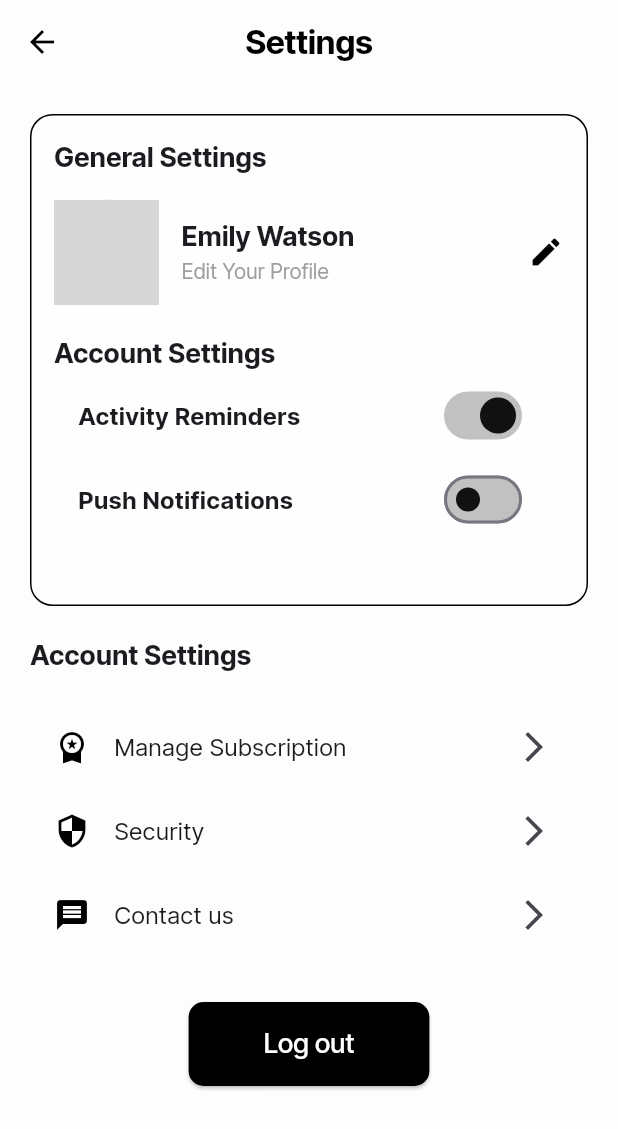
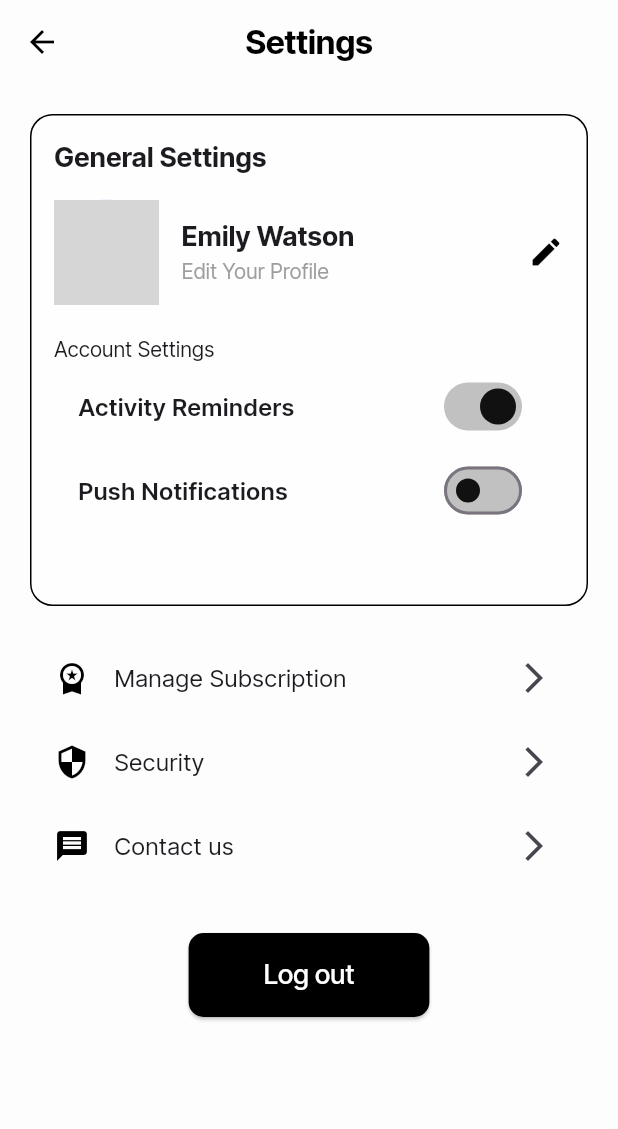
Before and after one commit to BondTime-New/Bondtime-App, a Flutter app: the screen it shows after launch, on a phone screen of 412 x 824 dp. Shown: the top 1129 px of the screen. Run offline on Flutter 3.47's test engine with Material 3 defaults, Android fonts, the phone set to English and light mode, and no system bars; network calls fail; grey boxes are pictures that could not be loaded.

Commit message:
updated the button interaction

```diff
--- a/lib/settings_page.dart
+++ b/lib/settings_page.dart
@@ -1,12 +1,21 @@
 import 'package:flutter/material.dart';
 
-class SettingsPage extends StatelessWidget {
+class SettingsPage extends StatefulWidget {
+  @override
+  _SettingsPageState createState() => _SettingsPageState();
+}
+
+class _SettingsPageState extends State<SettingsPage> {
+  // Toggle States
+  bool activityReminders = true;
+  bool pushNotifications = false;
+
   @override
   Widget build(BuildContext context) {
     return Scaffold(
-      backgroundColor: Color(0xFFFDFDFD), // Set background color here
+      backgroundColor: Color(0xFFFDFDFD), // Set background color
       appBar: AppBar(
-        backgroundColor: Color(0xFFFDFDFD), // Set AppBar background color
+        backgroundColor: Color(0xFFFDFDFD),
         elevation: 0,
         leading: IconButton(
           icon: Icon(Icons.arrow_back, color: Colors.black),
@@ -17,6 +26,7 @@ class SettingsPage extends StatelessWidget {
         title: Text(
           'Settings',
           style: TextStyle(
+            fontFamily: 'InterTight',
             color: Colors.black,
             fontSize: 22,
             fontWeight: FontWeight.bold,
@@ -29,8 +39,6 @@ class SettingsPage extends StatelessWidget {
         child: Column(
           crossAxisAlignment: CrossAxisAlignment.start,
           children: [
-            // General Settings Card
-
             // General Settings Card
             Container(
               width: 380, // Set width
@@ -49,7 +57,7 @@ Container(
                     Text(
                       'General Settings',
                       style: TextStyle(
-            fontFamily: 'InterTight', // Use Inter Tight
+                        fontFamily: 'InterTight',
                         fontSize: 18,
                         fontWeight: FontWeight.bold,
                       ),
@@ -71,7 +79,7 @@ Container(
                             Text(
                               'Emily Watson',
                               style: TextStyle(
-                    fontFamily: 'InterTight', // Use Inter Tight
+                                fontFamily: 'InterTight',
                                 fontSize: 18,
                                 fontWeight: FontWeight.bold,
                               ),
@@ -79,7 +87,7 @@ Container(
                             Text(
                               'Edit Your Profile',
                               style: TextStyle(
-                    fontFamily: 'InterTight', // Use Inter Tight
+                                fontFamily: 'InterTight',
                                 color: Colors.grey,
                               ),
                             ),
@@ -95,25 +103,17 @@ Container(
                     Text(
                       'Account Settings',
                       style: TextStyle(
-            fontFamily: 'InterTight', // Use Inter Tight
-            fontSize: 18,
-            fontWeight: FontWeight.bold,
+                        fontFamily: 'InterTight',
+                        fontWeight: FontWeight.normal, // Regular font weight
                       ),
                     ),
-        // Account Settings Toggles
-StatefulBuilder(
-  builder: (context, setState) {
-    bool activityReminders = true;
-    bool pushNotifications = false;
-    return Column(
-      children: [
                     // Activity Reminders Toggle
                     SwitchListTile(
                       title: Text(
                         'Activity Reminders',
                         style: TextStyle(
                           fontFamily: 'InterTight',
-              fontWeight: FontWeight.bold,
+                          fontWeight: FontWeight.w600, // SemiBold
                         ),
                       ),
                       value: activityReminders,
@@ -123,9 +123,9 @@ StatefulBuilder(
                         });
                       },
                       activeColor: Color(0xFF111111), // Toggle button color
-          activeTrackColor: Color(0xFFC1C1C1), // Background color when ON
-          inactiveThumbColor: Color(0xFF111111), // Toggle button color
-          inactiveTrackColor: Color(0xFFC1C1C1), // Background color when OFF
+                      activeTrackColor: Color(0xFFC1C1C1), // Background when ON
+                      inactiveThumbColor: Color(0xFF111111), // Toggle color OFF
+                      inactiveTrackColor: Color(0xFFC1C1C1), // Background OFF
                     ),
 
                     // Push Notifications Toggle
@@ -134,7 +134,7 @@ StatefulBuilder(
                         'Push Notifications',
                         style: TextStyle(
                           fontFamily: 'InterTight',
-              fontWeight: FontWeight.bold,
+                          fontWeight: FontWeight.w600, // SemiBold
                         ),
                       ),
                       value: pushNotifications,
@@ -144,13 +144,9 @@ StatefulBuilder(
                         });
                       },
                       activeColor: Color(0xFF111111), // Toggle button color
-          activeTrackColor: Color(0xFFC1C1C1), // Background color when ON
-          inactiveThumbColor: Color(0xFF111111), // Toggle button color
-          inactiveTrackColor: Color(0xFFC1C1C1), // Background color when OFF
-        ),
-      ],
-    );
-  },
+                      activeTrackColor: Color(0xFFC1C1C1), // Background when ON
+                      inactiveThumbColor: Color(0xFF111111), // Toggle color OFF
+                      inactiveTrackColor: Color(0xFFC1C1C1), // Background OFF
                     ),
                   ],
                 ),
@@ -158,18 +154,7 @@ StatefulBuilder(
             ),
             SizedBox(height: 20),
 
-            // Account Settings
-            Text(
-              'Account Settings',
-              style: TextStyle(
-                fontSize: 18,
-                fontWeight: FontWeight.bold,
-              ),
-            ),
-
-            SizedBox(height: 20),
-
-            // Subscription, Security, Contact us
+            // Other Settings
             ListTile(
               leading: Icon(Icons.workspace_premium, color: Colors.black),
               title: Text('Manage Subscription'),
```
Lines whose indentation alone changed are shown as unchanged.
